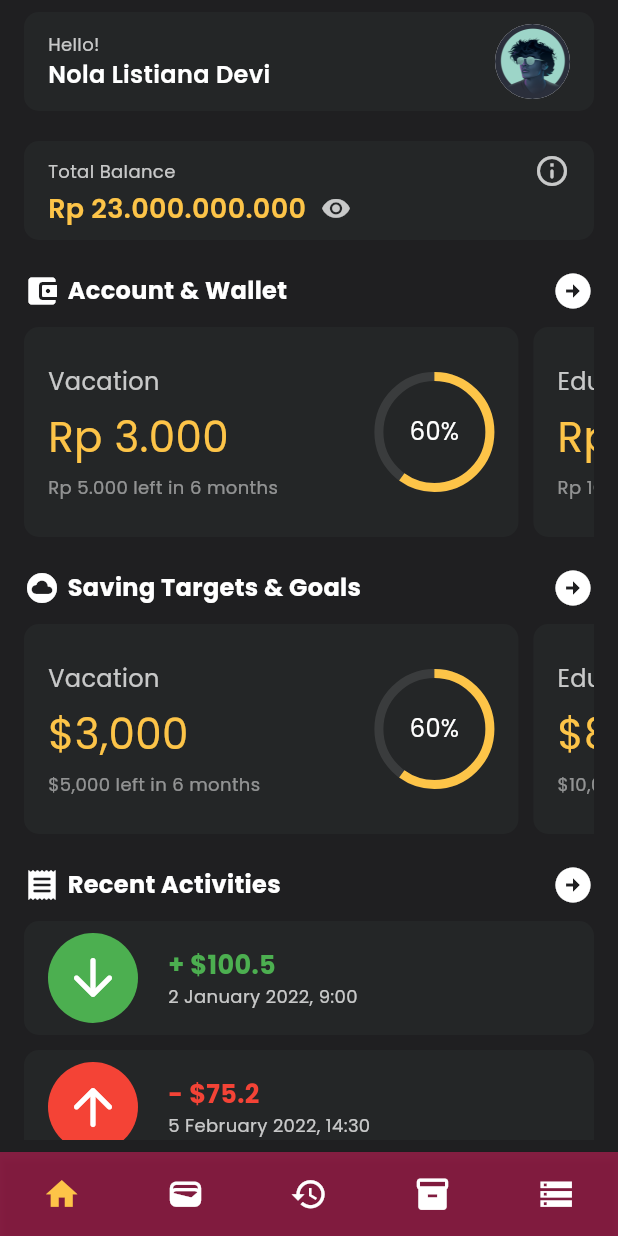
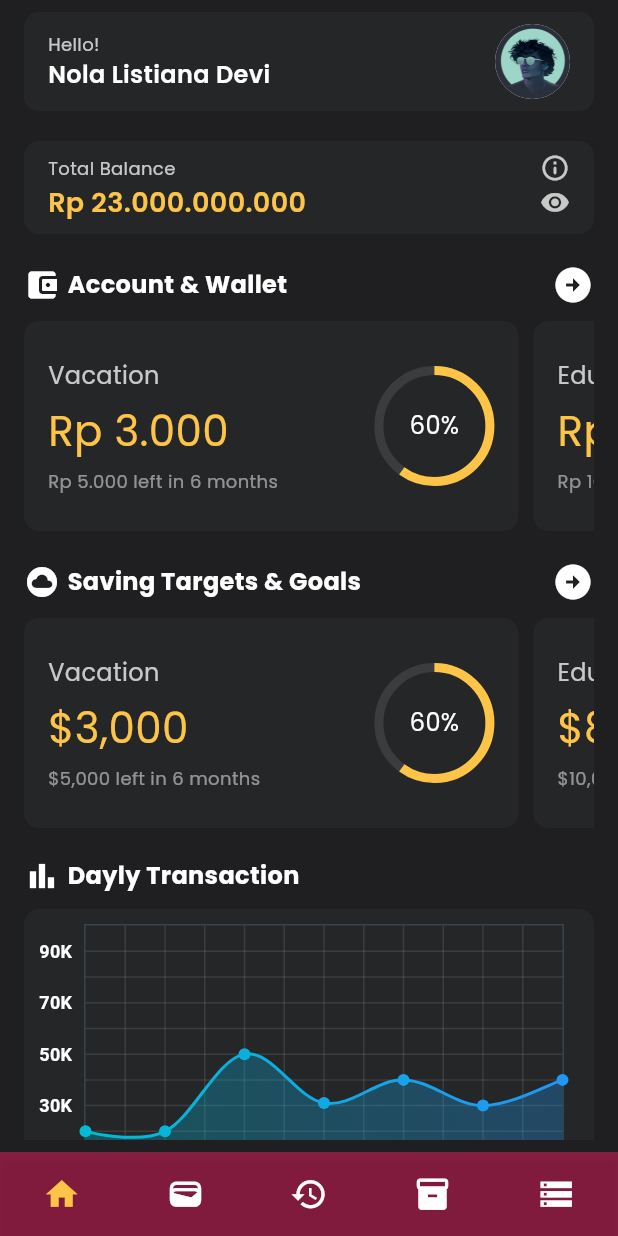
Before and after one commit to Danu-Nur/my_finance, a Flutter app: the BottomNavbar screen opened directly, on a phone screen of 412 x 824 dp. Run offline on Flutter 3.47's test engine with Material 3 defaults, Android fonts, the phone set to English and light mode, and no system bars; drawn by our look-alikes of animated_bottom_navigation_bar, fl_chart, percent_indicator; our stand-ins replace bloc, flutter_bloc, google_fonts.

Commit message:
Add DailySection widget to DashboardScreen, update main app entry point, and adjust BalanceSection layout

```diff
--- a/lib/main.dart
+++ b/lib/main.dart
@@ -1,8 +1,9 @@
 import 'package:flutter/material.dart';
-import 'package:my_finance/screens/splash/splash_screen.dart';
+// import 'package:my_finance/screens/splash/splash_screen.dart';
 // import 'package:my_finance/screens/login/login_screen.dart';
 // import 'package:my_finance/screens/signup/signup_screen.dart';
 // import 'package:my_finance/screens/features/dashboard/dashboard_screen.dart';
+import 'package:my_finance/screens/widgets/bottom_navbar.dart';
 import 'package:my_finance/utils/color.dart';
 
 void main() {
@@ -20,10 +21,10 @@ class MyApp extends StatelessWidget {
         canvasColor: secondaryColor,
         scaffoldBackgroundColor: secondaryColor,
       ),
-      home: const SplashScreen(),
+      // home: const SplashScreen(),
       // home: const LoginScreen(),
       // home: SignupScreen(),
-      // home: const DashboardScreen(),
+      home: const BottomNavbar(),
     );
   }
 }
--- a/lib/screens/features/dashboard/dashboard_screen.dart
+++ b/lib/screens/features/dashboard/dashboard_screen.dart
@@ -6,6 +6,7 @@ import 'package:my_finance/screens/features/dashboard/widgets/payment_section.da
 import 'package:my_finance/screens/features/dashboard/widgets/account_section.dart';
 import 'package:my_finance/screens/features/dashboard/widgets/saving_target_section.dart';
 import 'package:my_finance/screens/features/dashboard/widgets/transaction_section.dart';
+import 'package:my_finance/screens/features/dashboard/widgets/daily_section.dart';
 
 class DashboardScreen extends StatefulWidget {
   const DashboardScreen({super.key});
@@ -51,7 +52,8 @@ class _DashboardScreenState extends State<DashboardScreen> {
               const VerticalGap20(),
               savingTargetSection(context),
               const VerticalGap20(),
-              transactionSection(context),
+              DailySection(),
+              // transactionSection(context),
             ],
           ),
         ),
--- a/lib/screens/features/dashboard/widgets/balance_section.dart
+++ b/lib/screens/features/dashboard/widgets/balance_section.dart
@@ -183,6 +183,7 @@ class _BalanceSectionState extends State<BalanceSection> {
                     child: Icon(
                       Icons.info_outline_rounded,
                       color: textColor.withOpacity(.75),
+                      size: 20,
                     ),
                   ),
               ],
@@ -191,7 +192,7 @@ class _BalanceSectionState extends State<BalanceSection> {
         ),
         // const SizedBox(height: 8), // Jarak antar elemen
         Row(
-          // mainAxisAlignment: MainAxisAlignment.end,
+          mainAxisAlignment: MainAxisAlignment.spaceBetween,
           children: [
             Text(
               amount, // Sembunyikan atau tampilkan jumlah
@@ -200,7 +201,7 @@ class _BalanceSectionState extends State<BalanceSection> {
                 fontWeight: FontWeight.w600,
               ),
             ),
-            const SizedBox(width: 10),
+            // const SizedBox(width: 10),
             if (title == 'Total Balance')
                   InkWell(
                     onTap: () {
@@ -218,7 +219,7 @@ class _BalanceSectionState extends State<BalanceSection> {
                   ),
             // const SizedBox(width: 40), // Jarak antar elemen horizontal
           ],
-        ),
+        ),// Jarak antar elemen
       ],
     );
   }
--- /dev/null
+++ b/lib/screens/features/dashboard/widgets/daily_section.dart
@@ -0,0 +1,257 @@
+import 'package:fl_chart/fl_chart.dart';
+import 'package:flutter/material.dart';
+import 'package:my_finance/common/gap.dart';
+import 'package:my_finance/utils/color.dart';
+import 'package:my_finance/utils/typography.dart';
+
+class DailySection extends StatefulWidget {
+  const DailySection({super.key});
+
+  @override
+  State<StatefulWidget> createState() => DailySectionState();
+}
+
+class DailySectionState extends State<DailySection> {
+  List<Color> gradientColors = [
+    Colors.cyan,
+    Colors.blue,
+  ];
+
+  bool showAvg = false;
+
+  @override
+  Widget build(BuildContext context) {
+    return SizedBox(
+      width: MediaQuery.of(context).size.width,
+      child: Column(
+        children: [
+          Row(
+            mainAxisAlignment: MainAxisAlignment.spaceBetween,
+            children: [
+              Row(
+                mainAxisAlignment: MainAxisAlignment.start,
+                children: [
+                  const Icon(
+                    Icons.bar_chart,
+                    color: textColor,
+                    size: 24,
+                  ),
+                  const HorizontalGap5(),
+                  Text(
+                    'Dayly Transaction',
+                    style: poppinsH4.copyWith(
+                      color: textColor,
+                    ),
+                  ),
+                ],
+              ),
+              // InkWell(
+              //   onTap: () {},
+              //   child: const Icon(
+              //     Icons.arrow_circle_right,
+              //     color: textColor,
+              //     size: 28,
+              //   ),
+              // )
+            ],
+          ),
+          const VerticalGap10(),
+          // const VerticalGap20(),
+          Container(
+            width: MediaQuery.of(context).size.width,
+            decoration: BoxDecoration(
+              borderRadius: BorderRadius.circular(10),
+              color: secondaryColor,
+            ),
+            child: Column(
+              children: [
+                AspectRatio(
+                  aspectRatio: 1.70,
+                  child: Padding(
+                    padding: const EdgeInsets.only(
+                      right: 20,
+                      left: 10,
+                      top: 10,
+                      bottom: 10,
+                    ),
+                    child: LineChart(
+                      mainData(),
+                      // showAvg ? avgData() : mainData(),
+                    ),
+                  ),
+                ),
+              ],
+            ),
+          ),
+        ],
+      ),
+    );
+  }
+
+  Widget bottomTitleWidgets(double value, TitleMeta meta) {
+    List<String> labels = [
+      'Senin',
+      'Selasa',
+      'Rabu',
+      'Kamis',
+      'Jumat',
+      'Sabtu',
+      'Minggu'
+    ];
+    const style = TextStyle(
+      fontWeight: FontWeight.bold,
+      fontSize: 12,
+      color: textColor,
+    );
+    Widget text;
+    switch (value.toInt()) {
+      case 0:
+        text = Text(labels[0], style: style);
+        break;
+      case 2:
+        text = Text(labels[1], style: style);
+        break;
+      case 4:
+        text = Text(labels[2], style: style);
+        break;
+      case 6:
+        text = Text(labels[3], style: style);
+        break;
+      case 8:
+        text = Text(labels[4], style: style);
+        break;
+      case 10:
+        text = Text(labels[5], style: style);
+        break;
+      case 12:
+        text = Text(labels[6], style: style);
+        break;
+      default:
+        text = Text('', style: style);
+        break;
+    }
+
+    return SideTitleWidget(
+      axisSide: meta.axisSide,
+      child: text,
+    );
+  }
+
+  Widget leftTitleWidgets(double value, TitleMeta meta) {
+    List<String> labels = ['10K', '30K', '50K', '70K', '90K'];
+    const style =
+        TextStyle(fontWeight: FontWeight.bold, fontSize: 12, color: textColor);
+    String text;
+    switch (value.toInt()) {
+      case 1:
+        text = labels[0];
+        break;
+      case 3:
+        text = labels[1];
+        break;
+      case 5:
+        text = labels[2];
+        break;
+      case 7:
+        text = labels[3];
+        break;
+      case 9:
+        text = labels[4];
+        break;
+      default:
+        return Container();
+    }
+
+    return Text(text, style: style, textAlign: TextAlign.left);
+  }
+
+  LineChartData mainData() {
+    return LineChartData(
+      gridData: FlGridData(
+        show: true,
+        drawVerticalLine: true,
+        horizontalInterval: 1,
+        verticalInterval: 1,
+        getDrawingHorizontalLine: (value) {
+          return const FlLine(
+            color: Colors.white10,
+            strokeWidth: 1,
+          );
+        },
+        getDrawingVerticalLine: (value) {
+          return const FlLine(
+            color: Colors.white10,
+            strokeWidth: 1,
+          );
+        },
+      ),
+      titlesData: FlTitlesData(
+        show: true,
+        rightTitles: const AxisTitles(
+          sideTitles: SideTitles(showTitles: false),
+        ),
+        topTitles: const AxisTitles(
+          sideTitles: SideTitles(showTitles: false),
+        ),
+        bottomTitles: AxisTitles(
+          sideTitles: SideTitles(
+            showTitles: true,
+            reservedSize: 30,
+            interval: 1,
+            getTitlesWidget: bottomTitleWidgets,
+          ),
+        ),
+        leftTitles: AxisTitles(
+          sideTitles: SideTitles(
+            showTitles: true,
+            interval: 1,
+            getTitlesWidget: leftTitleWidgets,
+            // getTitlesWidget: leftTitleWidgets,
+            reservedSize: 30,
+          ),
+        ),
+      ),
+      borderData: FlBorderData(
+        show: true,
+        border: Border.all(color: const Color(0xff37434d)),
+      ),
+      minX: 0,
+      maxX: 12,
+      minY: 0,
+      maxY: 10,
+      lineBarsData: [
+        LineChartBarData(
+          spots: const [
+            FlSpot(0, 2),
+            FlSpot(2, 2),
+            FlSpot(4, 5),
+            FlSpot(6, 3.1),
+            FlSpot(8, 4),
+            FlSpot(10, 3),
+            FlSpot(12, 4),
+            // FlSpot(11, 4),
+          ],
+          isCurved: true,
+          gradient: LinearGradient(
+            colors: gradientColors,
+          ),
+          isStrokeJoinRound: true,
+          barWidth: 2,
+          isStrokeCapRound: true,
+          dotData: const FlDotData(
+            show: true,
+          ),
+          showingIndicators: const [10, 10, 10, 10, 10, 10, 10, 10],
+          belowBarData: BarAreaData(
+            show: true,
+            gradient: LinearGradient(
+              colors: gradientColors
+                  .map((color) => color.withValues(alpha: 0.3))
+                  .toList(),
+            ),
+          ),
+        ),
+      ],
+    );
+  }
+}
--- a/pubspec.yaml
+++ b/pubspec.yaml
@@ -40,6 +40,7 @@ dependencies:
   animated_bottom_navigation_bar: ^1.3.3
   intl: ^0.20.1
   percent_indicator: ^4.2.4
+  fl_chart: ^0.70.0
 
 dev_dependencies:
   flutter_test:
```
